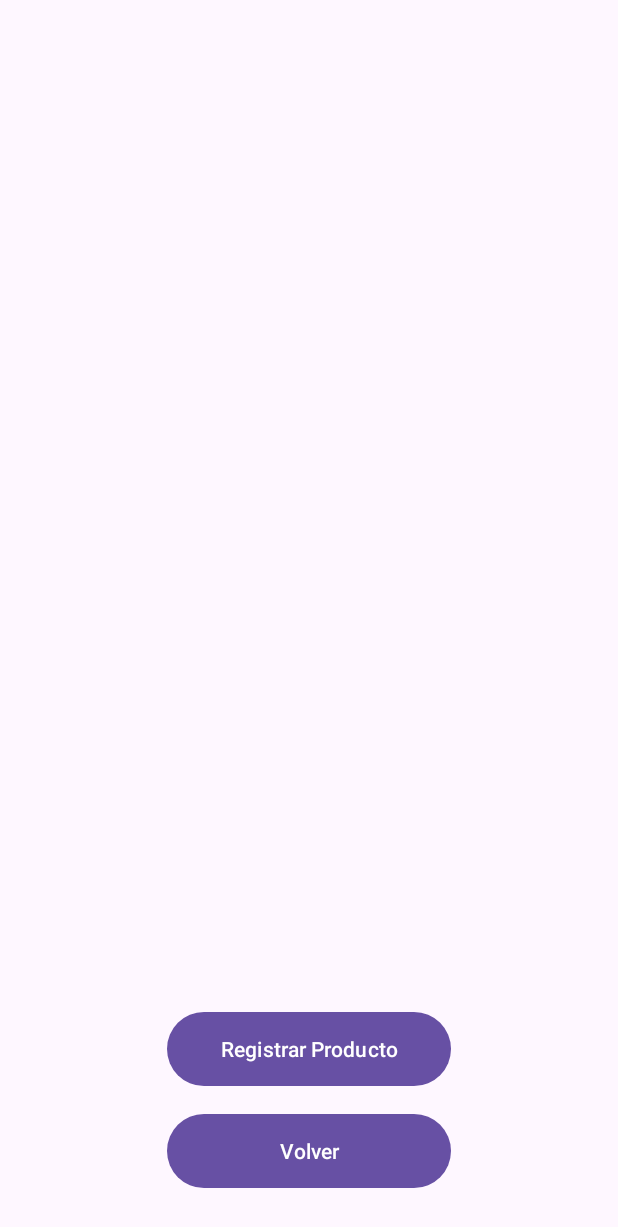
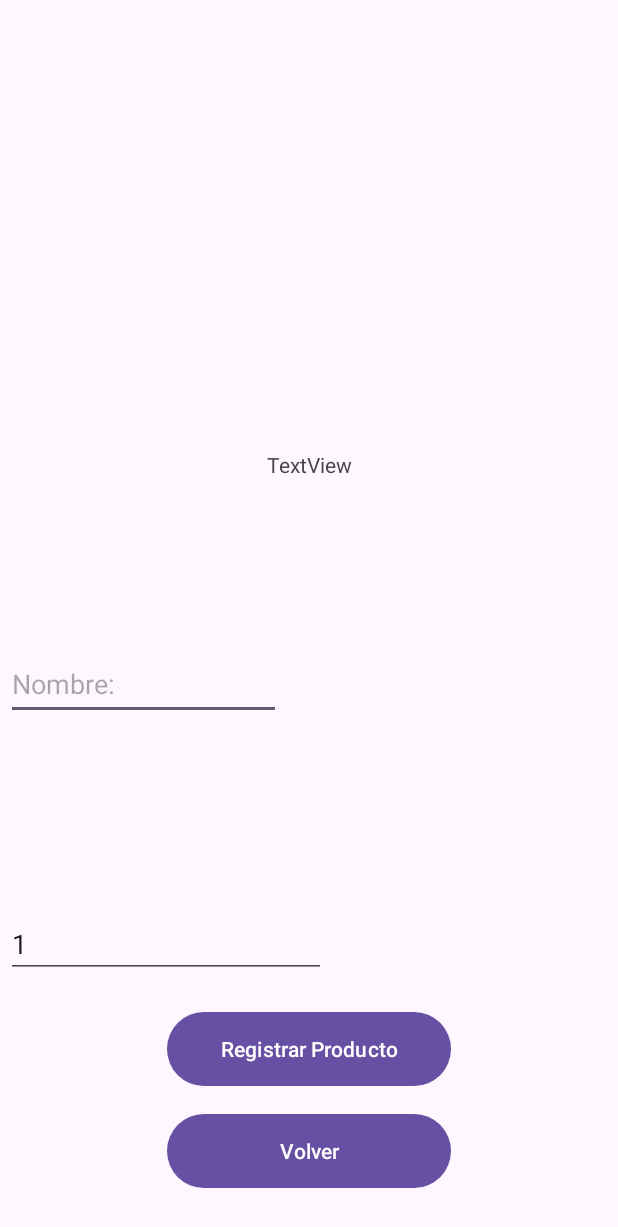
Before and after one commit to AsobrinoM/STOCKER2, an Android app: the ActivityIngresoProductos screen opened directly, with no data from a screen before it, on a phone screen of 412 x 824 dp. Shown: the top 1227 px of the screen. Run offline under Robolectric (Android 15) with nearby library versions, the phone set to English and light mode, and no system bars; our stand-ins replace Firebase (no records; nobody signed in at launch, a user with empty details on screens opened directly).

Commit message:
Productos
He implementado productos chilling

```diff
--- a/app/src/main/java/com/example/stocker2/ActividadInicioSesion.kt
+++ b/app/src/main/java/com/example/stocker2/ActividadInicioSesion.kt
@@ -31,12 +31,14 @@ class ActividadInicioSesion: AppCompatActivity() {
         setContentView(binding.root)
     }
     fun btInicioSesion(){
+        val nombEmp:String?=binding.ETISN.text.toString()
     myCollection.document(binding.ETISN.text.toString()).get()
         .addOnSuccessListener {
             if(it.exists()){
                 if (it.get("Contraseña:").toString()==binding.etISC.text.toString()){
                         resultadoOperacion("Bienvenido!" )
                     val intent= Intent(this,ActivityIngresoProductos::class.java)
+                    intent.putExtra("NombreEmpresa",nombEmp)
                     startActivity(intent)
 
 
@@ -68,6 +70,7 @@ class ActividadInicioSesion: AppCompatActivity() {
     }
     fun abrirRegistrar(view: View){
         val intent= Intent(this,ActividadRegistro::class.java)
+
         startActivity(intent)
     }
 
--- a/app/src/main/res/layout/activity_ingreso_productos.xml
+++ b/app/src/main/res/layout/activity_ingreso_productos.xml
@@ -11,6 +11,7 @@
         android:layout_width="189dp"
         android:layout_height="57dp"
         android:layout_marginBottom="28dp"
+        android:onClick="volver"
         android:text="@string/btnExit"
         app:layout_constraintBottom_toBottomOf="parent"
         app:layout_constraintEnd_toEndOf="parent"
@@ -25,4 +26,39 @@
         app:layout_constraintBottom_toBottomOf="parent"
         app:layout_constraintEnd_toEndOf="parent"
         app:layout_constraintStart_toStartOf="parent" />
+
+    <EditText
+        android:id="@+id/etNombProd"
+        android:layout_width="183dp"
+        android:layout_height="48dp"
+        android:layout_marginStart="4dp"
+        android:layout_marginTop="432dp"
+        android:ems="10"
+        android:hint="@string/txtNomb"
+        android:inputType="text"
+        app:layout_constraintStart_toStartOf="parent"
+        app:layout_constraintTop_toTopOf="parent" />
+
+    <EditText
+        android:id="@+id/etCantProd"
+        android:layout_width="wrap_content"
+        android:layout_height="wrap_content"
+        android:layout_marginStart="4dp"
+        android:layout_marginBottom="172dp"
+        android:ems="10"
+        android:hint="@string/numero_de_productos"
+        android:inputType="text"
+        android:text="@string/_1"
+        app:layout_constraintBottom_toBottomOf="parent"
+        app:layout_constraintStart_toStartOf="parent" />
+
+    <TextView
+        android:id="@+id/textView"
+        android:layout_width="wrap_content"
+        android:layout_height="wrap_content"
+        android:layout_marginTop="300dp"
+        android:text="TextView"
+        app:layout_constraintEnd_toEndOf="parent"
+        app:layout_constraintStart_toStartOf="parent"
+        app:layout_constraintTop_toTopOf="parent" />
 </androidx.constraintlayout.widget.ConstraintLayout>
--- a/app/src/main/res/values/strings.xml
+++ b/app/src/main/res/values/strings.xml
@@ -13,6 +13,8 @@
     <string name="intNombEmp">Introduce el nombre  de tu empresa y la contraseña</string>
     <string name="txtCont">Contraseña:</string>
     <string name="registrar_producto">Registrar Producto</string>
+    <string name="numero_de_productos">Numero de Productos</string>
+    <string name="_1">1</string>
 
 
 </resources>
```
Also changed, not shown: app/src/main/java/com/example/stocker2/ActivityIngresoProductos.kt (+58 -0 lines).
